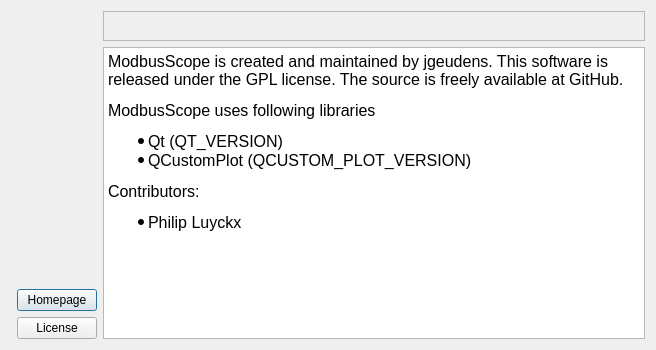
The window that src/dialogs/aboutdialog.ui (ModbusScope/ModbusScope) describes before a commit, drawn with Qt 5.
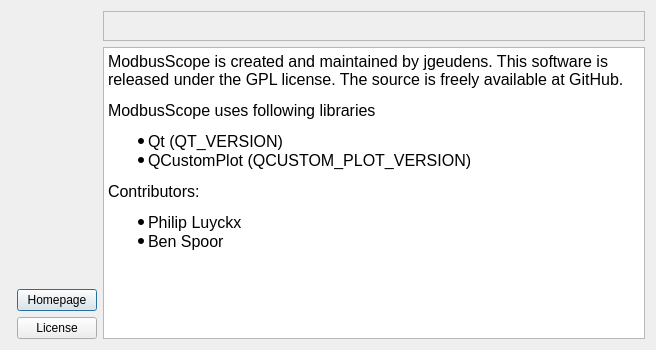
The same window after the commit. Icons and pictures are not drawn.

Commit message: Update about window

Patch:
```diff
--- a/src/dialogs/aboutdialog.ui
+++ b/src/dialogs/aboutdialog.ui
@@ -158,13 +158,14 @@
         <string>&lt;!DOCTYPE HTML PUBLIC &quot;-//W3C//DTD HTML 4.0//EN&quot; &quot;http://www.w3.org/TR/REC-html40/strict.dtd&quot;&gt;
 &lt;html&gt;&lt;head&gt;&lt;meta name=&quot;qrichtext&quot; content=&quot;1&quot; /&gt;&lt;style type=&quot;text/css&quot;&gt;
 p, li { white-space: pre-wrap; }
-&lt;/style&gt;&lt;/head&gt;&lt;body style=&quot; font-family:'Ubuntu'; font-size:11pt; font-weight:400; font-style:normal;&quot;&gt;
-&lt;p style=&quot; margin-top:12px; margin-bottom:12px; margin-left:0px; margin-right:0px; -qt-block-indent:0; text-indent:0px;&quot;&gt;&lt;span style=&quot; font-size:12pt;&quot;&gt;ModbusScope is created and maintained by jgeudens. This software is released under the GPL license. The source is freely available at GitHub.&lt;/span&gt;&lt;/p&gt;
-&lt;p style=&quot; margin-top:12px; margin-bottom:12px; margin-left:0px; margin-right:0px; -qt-block-indent:0; text-indent:0px;&quot;&gt;&lt;span style=&quot; font-size:12pt;&quot;&gt;ModbusScope uses following libraries&lt;/span&gt; &lt;/p&gt;
-&lt;ul style=&quot;margin-top: 0px; margin-bottom: 0px; margin-left: 0px; margin-right: 0px; -qt-list-indent: 1;&quot;&gt;&lt;li style=&quot; font-size:12pt;&quot; style=&quot; margin-top:0px; margin-bottom:0px; margin-left:0px; margin-right:0px; -qt-block-indent:0; text-indent:0px;&quot;&gt;Qt (QT_VERSION)&lt;/li&gt;
-&lt;li style=&quot; font-size:12pt;&quot; style=&quot; margin-top:0px; margin-bottom:0px; margin-left:0px; margin-right:0px; -qt-block-indent:0; text-indent:0px;&quot;&gt;QCustomPlot (QCUSTOM_PLOT_VERSION)&lt;/li&gt;&lt;/ul&gt;
-&lt;p style=&quot; margin-top:12px; margin-bottom:12px; margin-left:0px; margin-right:0px; -qt-block-indent:0; text-indent:0px;&quot;&gt;&lt;span style=&quot; font-size:12pt;&quot;&gt;Contributors:&lt;/span&gt;&lt;/p&gt;
-&lt;ul style=&quot;margin-top: 0px; margin-bottom: 0px; margin-left: 0px; margin-right: 0px; -qt-list-indent: 1;&quot;&gt;&lt;li style=&quot; font-size:12pt;&quot; style=&quot; margin-top:0px; margin-bottom:0px; margin-left:0px; margin-right:0px; -qt-block-indent:0; text-indent:0px;&quot;&gt;Philip Luyckx&lt;/li&gt;&lt;/ul&gt;&lt;/body&gt;&lt;/html&gt;</string>
+&lt;/style&gt;&lt;/head&gt;&lt;body style=&quot; font-family:'MS Shell Dlg 2'; font-size:8.25pt; font-weight:400; font-style:normal;&quot;&gt;
+&lt;p style=&quot; margin-top:12px; margin-bottom:12px; margin-left:0px; margin-right:0px; -qt-block-indent:0; text-indent:0px;&quot;&gt;&lt;span style=&quot; font-family:'Ubuntu'; font-size:12pt;&quot;&gt;ModbusScope is created and maintained by jgeudens. This software is released under the GPL license. The source is freely available at GitHub.&lt;/span&gt;&lt;/p&gt;
+&lt;p style=&quot; margin-top:12px; margin-bottom:12px; margin-left:0px; margin-right:0px; -qt-block-indent:0; text-indent:0px;&quot;&gt;&lt;span style=&quot; font-family:'Ubuntu'; font-size:12pt;&quot;&gt;ModbusScope uses following libraries&lt;/span&gt;&lt;span style=&quot; font-family:'Ubuntu'; font-size:11pt;&quot;&gt; &lt;/span&gt;&lt;/p&gt;
+&lt;ul style=&quot;margin-top: 0px; margin-bottom: 0px; margin-left: 0px; margin-right: 0px; -qt-list-indent: 1;&quot;&gt;&lt;li style=&quot; font-family:'Ubuntu'; font-size:12pt;&quot; style=&quot; margin-top:0px; margin-bottom:0px; margin-left:0px; margin-right:0px; -qt-block-indent:0; text-indent:0px;&quot;&gt;Qt (QT_VERSION)&lt;/li&gt;
+&lt;li style=&quot; font-family:'Ubuntu'; font-size:12pt;&quot; style=&quot; margin-top:0px; margin-bottom:0px; margin-left:0px; margin-right:0px; -qt-block-indent:0; text-indent:0px;&quot;&gt;QCustomPlot (QCUSTOM_PLOT_VERSION)&lt;/li&gt;&lt;/ul&gt;
+&lt;p style=&quot; margin-top:12px; margin-bottom:12px; margin-left:0px; margin-right:0px; -qt-block-indent:0; text-indent:0px;&quot;&gt;&lt;span style=&quot; font-family:'Ubuntu'; font-size:12pt;&quot;&gt;Contributors:&lt;/span&gt;&lt;/p&gt;
+&lt;ul style=&quot;margin-top: 0px; margin-bottom: 0px; margin-left: 0px; margin-right: 0px; -qt-list-indent: 1;&quot;&gt;&lt;li style=&quot; font-family:'Ubuntu'; font-size:12pt;&quot; style=&quot; margin-top:0px; margin-bottom:0px; margin-left:0px; margin-right:0px; -qt-block-indent:0; text-indent:0px;&quot;&gt;Philip Luyckx&lt;/li&gt;
+&lt;li style=&quot; font-family:'Ubuntu'; font-size:12pt;&quot; style=&quot; margin-top:0px; margin-bottom:0px; margin-left:0px; margin-right:0px; -qt-block-indent:0; text-indent:0px;&quot;&gt;Ben Spoor&lt;/li&gt;&lt;/ul&gt;&lt;/body&gt;&lt;/html&gt;</string>
        </property>
       </widget>
      </item>
```
The commit also changes 1 other file.
